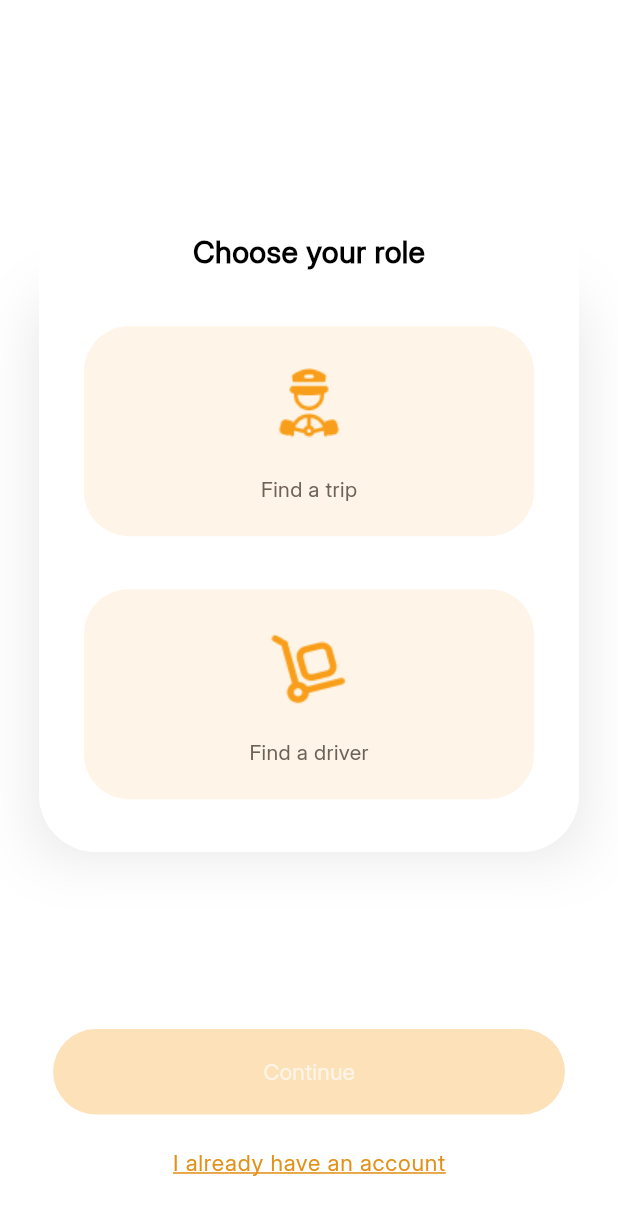
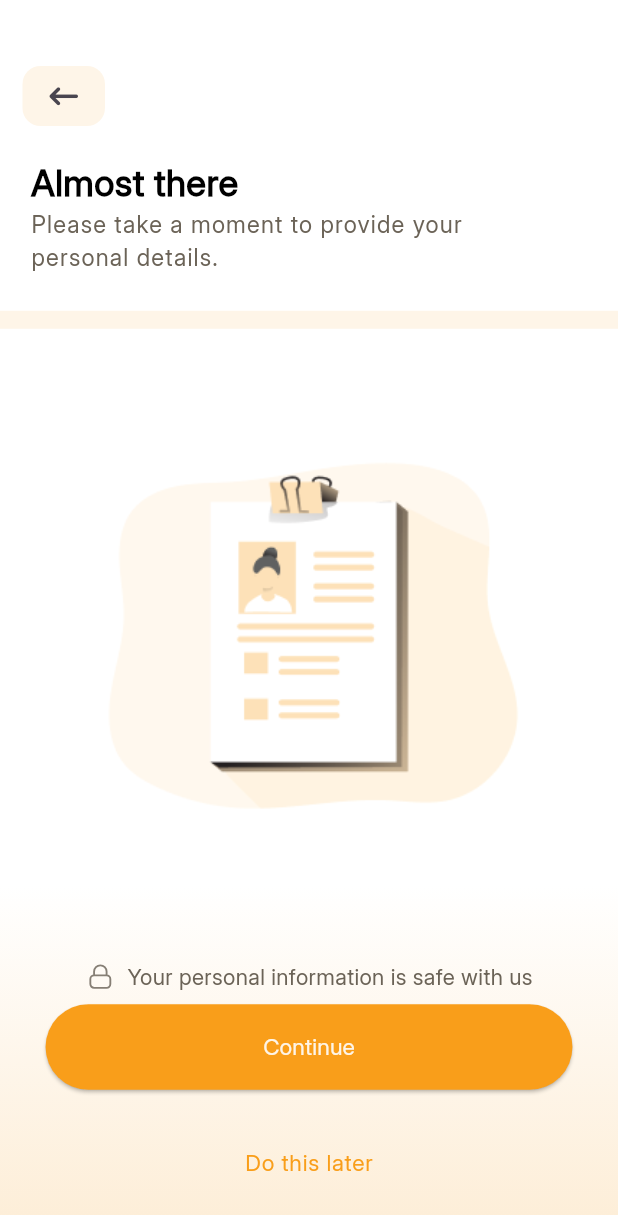
Before and after one commit to steve2700/toota-mobile-sa, a Flutter app: the screen it shows after launch, on a phone screen of 412 x 824 dp. Shown: the top 1215 px of the screen. Run offline on Flutter 3.47's test engine with Material 3 defaults, Android fonts, the phone set to English and light mode, and no system bars; our stand-ins replace flutter_svg, font_awesome_flutter.

```diff
--- a/toota_mobile_sa/lib/main.dart
+++ b/toota_mobile_sa/lib/main.dart
@@ -1,9 +1,12 @@
 import 'package:flutter/material.dart';
 import 'package:toota_mobile_sa/constants.dart';
 import 'package:toota_mobile_sa/routes.dart';
+import 'package:toota_mobile_sa/screens/KYC/kyc_screen_one.dart';
 
 void main() {
-  runApp(const App());
+  runApp(const MaterialApp(
+    home: KycScreenOne(),
+  ));
 }
 
 class App extends StatelessWidget {
--- /dev/null
+++ b/toota_mobile_sa/lib/screens/KYC/kyc_screen_one.dart
@@ -0,0 +1,154 @@
+import 'package:flutter/material.dart';
+import 'package:flutter_svg/flutter_svg.dart';
+import 'package:toota_mobile_sa/screens/Welcome%20Screen/components/custom_button.dart';
+import '../../constants.dart';
+import '../Welcome Screen/components/arrow_back.dart';
+
+class KycScreenOne extends StatelessWidget {
+  const KycScreenOne({super.key});
+
+  @override
+  Widget build(BuildContext context) {
+    // Screen size reference for responsive design
+    final double screenHeight = MediaQuery.of(context).size.height;
+    final double screenWidth = MediaQuery.of(context).size.width;
+
+    return Scaffold(
+      backgroundColor: Colors.white,
+      body: Column(
+        children: [
+          // Back Arrow
+          const Align(alignment: Alignment.topLeft, child: ArrowBack()),
+          SizedBox(height: screenHeight * 0.02), // 2% of screen height
+
+          // Heading and Subheading
+          Padding(
+            padding: EdgeInsets.only(right: screenWidth * 0.1),
+            child: Column(
+              mainAxisAlignment: MainAxisAlignment.start,
+              crossAxisAlignment: CrossAxisAlignment.start,
+              children: [
+                const Text(
+                  "Almost there",
+                  style: TextStyle(
+                    fontFamily: "Inter",
+                    fontSize: 24,
+                    fontWeight: FontWeight.w800,
+                    color: Colors.black,
+                  ),
+                ),
+                SizedBox(
+                  width: screenWidth * 0.8, // 80% of screen width
+                  child: const Text(
+                    "Please take a moment to provide your personal details.",
+                    style: TextStyle(
+                      letterSpacing: 0.8,
+                      fontFamily: "Inter",
+                      fontSize: 15.5,
+                      color: AppColors.googleColor,
+                    ),
+                  ),
+                ),
+              ],
+            ),
+          ),
+          SizedBox(height: screenHeight * 0.03), // 3% of screen height
+
+          // Divider line
+          Container(
+            height: 12,
+            width: double.maxFinite,
+            color: AppColors.roleColor,
+          ),
+
+          // Illustration Image
+          Padding(
+            padding: EdgeInsets.symmetric(
+                vertical: screenHeight * 0.05), // 5% of screen height
+            child: Center(
+              child: Image.asset(
+                'assets/images/Personal Data.png',
+                width: screenWidth * 0.7, // 70% of screen width
+                fit: BoxFit.contain,
+              ),
+            ),
+          ),
+
+          // Buttons with gradient background
+          Expanded(
+            child: Container(
+              width: double.maxFinite,
+              decoration: const BoxDecoration(
+                gradient: LinearGradient(
+                  begin: Alignment.topCenter,
+                  end: Alignment.bottomCenter,
+                  colors: [
+                    Colors.white, // White at the top
+                    Color.fromARGB(255, 253, 237, 214), // Orange at the bottom
+                  ],
+                ),
+              ),
+              padding: EdgeInsets.symmetric(
+                vertical: screenHeight * 0.03, // 3% of screen height
+                horizontal: screenWidth * 0.06, // 6% of screen width
+              ),
+              child: Column(
+                mainAxisAlignment: MainAxisAlignment.end,
+                children: [
+                  const Padding(
+                    padding: EdgeInsets.all(8.0),
+                    child: Row(
+                      mainAxisAlignment: MainAxisAlignment.center,
+                      children: [
+                        SvgPicture(
+                            SvgAssetLoader("assets/images/lock-open.svg")),
+                        SizedBox(width: 8),
+                        Text(
+                          "Your personal information is safe with us",
+                          style: TextStyle(
+                            fontFamily: "Inter",
+                            fontSize: 14.6,
+                            fontWeight: FontWeight.w500,
+                            color: AppColors.googleColor,
+                          ),
+                        ),
+                      ],
+                    ),
+                  ),
+                  // Continue Button
+                  CustomButton(
+                    containerWidth: screenWidth * 0.88, // 88% of screen width
+                    label: "Continue",
+                    function: () {},
+                  ),
+                  SizedBox(
+                      height: screenHeight *
+                          0.015), // Reduce spacing to make Row closer
+
+                  SizedBox(
+                      height: screenHeight *
+                          0.015), // Add a small padding below the Row
+
+                  // Text Button
+                  TextButton(
+                    onPressed: () {},
+                    child: const Text(
+                      "Do this later",
+                      style: TextStyle(
+                        letterSpacing: 0.5,
+                        fontWeight: FontWeight.w500,
+                        fontSize: 15,
+                        color: AppColors.borderOutlineColor,
+                        fontFamily: "Inter",
+                      ),
+                    ),
+                  ),
+                ],
+              ),
+            ),
+          ),
+        ],
+      ),
+    );
+  }
+}
--- a/toota_mobile_sa/lib/screens/Onboarding Page/onboarding.dart
+++ b/toota_mobile_sa/lib/screens/Onboarding Page/onboarding.dart
@@ -1,7 +1,7 @@
 import 'package:flutter/material.dart';
 import 'package:toota_mobile_sa/screens/Onboarding%20Page/components/custom_page_indicator.dart';
 import 'package:toota_mobile_sa/screens/Onboarding%20Page/components/onboarding_components.dart';
-import 'package:toota_mobile_sa/screens/Welcome%20Screen/custom_button.dart';
+import 'package:toota_mobile_sa/screens/Welcome%20Screen/components/custom_button.dart';
 
 import '../../constants.dart';
 
--- a/toota_mobile_sa/lib/screens/Welcome Screen/already_have_account_button.dart
+++ b/toota_mobile_sa/lib/screens/Welcome Screen/components/already_have_account_button.dart
@@ -1,6 +1,6 @@
 import 'package:flutter/material.dart';
 
-import '../../constants.dart';
+import '../../../constants.dart';
 
 class AlreadyHaveAccountButton extends StatelessWidget {
   const AlreadyHaveAccountButton({super.key});
--- /dev/null
+++ b/toota_mobile_sa/lib/screens/Welcome Screen/components/arrow_back.dart
@@ -0,0 +1,30 @@
+import 'package:flutter/material.dart';
+import 'package:font_awesome_flutter/font_awesome_flutter.dart';
+import '../../../constants.dart';
+
+class ArrowBack extends StatelessWidget {
+  const ArrowBack({
+    super.key,
+  });
+
+  @override
+  Widget build(BuildContext context) {
+    return Padding(
+      padding: const EdgeInsets.only(top: 40, left: 15),
+      child: IconButton(
+          style: IconButton.styleFrom(
+              padding:
+                  const EdgeInsets.symmetric(horizontal: 18, vertical: 8),
+              shape: RoundedRectangleBorder(
+                  borderRadius: BorderRadius.circular(12)),
+              backgroundColor: AppColors.roleColor),
+          onPressed: () {
+            Navigator.pop(context);
+          },
+          icon: const Icon(
+            FontAwesomeIcons.arrowLeftLong,
+            size: 19,
+          )),
+    );
+  }
+}
--- a/toota_mobile_sa/lib/screens/Welcome Screen/custom_button.dart
+++ b/toota_mobile_sa/lib/screens/Welcome Screen/components/custom_button.dart
@@ -1,6 +1,6 @@
 import 'package:flutter/material.dart';
 
-import '../../constants.dart';
+import '../../../constants.dart';
 
 class CustomButton extends StatelessWidget {
   final double containerWidth;
--- a/toota_mobile_sa/lib/screens/Welcome Screen/divider_row.dart
+++ b/toota_mobile_sa/lib/screens/Welcome Screen/components/divider_row.dart
@@ -1,6 +1,6 @@
 import 'package:flutter/material.dart';
 
-import '../../constants.dart';
+import '../../../constants.dart';
 
 class DividerRow extends StatelessWidget {
   const DividerRow({Key? key}) : super(key: key);
--- a/toota_mobile_sa/lib/screens/Welcome Screen/social_button.dart
+++ b/toota_mobile_sa/lib/screens/Welcome Screen/components/social_button.dart
@@ -1,6 +1,6 @@
 import 'package:flutter/material.dart';
 
-import '../../constants.dart';
+import '../../../constants.dart';
 
 class SocialButton extends StatelessWidget {
   final String label;
--- a/toota_mobile_sa/lib/screens/Welcome Screen/welcome_screen.dart
+++ b/toota_mobile_sa/lib/screens/Welcome Screen/welcome_screen.dart
@@ -1,11 +1,11 @@
 import 'package:flutter/material.dart';
 import 'package:toota_mobile_sa/constants.dart';
-import 'welcome_content.dart';
-import 'custom_button.dart';
-import 'divider_row.dart';
-import 'social_button.dart';
-import 'already_have_account_button.dart';
-import 'package:font_awesome_flutter/font_awesome_flutter.dart';
+import 'components/arrow_back.dart';
+import 'components/welcome_content.dart';
+import 'components/custom_button.dart';
+import 'components/divider_row.dart';
+import 'components/social_button.dart';
+import 'components/already_have_account_button.dart';
 
 class WelcomeScreen extends StatelessWidget {
   const WelcomeScreen({super.key});
@@ -13,7 +13,7 @@ class WelcomeScreen extends StatelessWidget {
   @override
   Widget build(BuildContext context) {
     double containerWidth =
-        MediaQuery.of(context).size.width * 0.65; // 75% of screen width
+        MediaQuery.of(context).size.width * 0.65; // 65% of screen width
 
     return Stack(
       children: [
@@ -23,23 +23,7 @@ class WelcomeScreen extends StatelessWidget {
           width: double.infinity,
           height: double.infinity,
         ),
-        Padding(
-          padding: const EdgeInsets.only(top: 40, left: 15),
-          child: IconButton(
-              style: IconButton.styleFrom(
-                  padding:
-                      const EdgeInsets.symmetric(horizontal: 18, vertical: 8),
-                  shape: RoundedRectangleBorder(
-                      borderRadius: BorderRadius.circular(12)),
-                  backgroundColor: AppColors.roleColor),
-              onPressed: () {
-                Navigator.pop(context);
-              },
-              icon: const Icon(
-                FontAwesomeIcons.arrowLeftLong,
-                size: 19,
-              )),
-        ),
+        const ArrowBack(),
         Positioned(
           bottom: -60, // Moves the ellipse down by 50 pixels
           left: 0,
```
Also changed, not shown: toota_mobile_sa/assets/images/Personal Data.png (added), toota_mobile_sa/assets/images/lock-open.svg (added), toota_mobile_sa/lib/screens/Welcome Screen/components/welcome_content.dart (renamed from toota_mobile_sa/lib/screens/Welcome Screen/welcome_content.dart).
